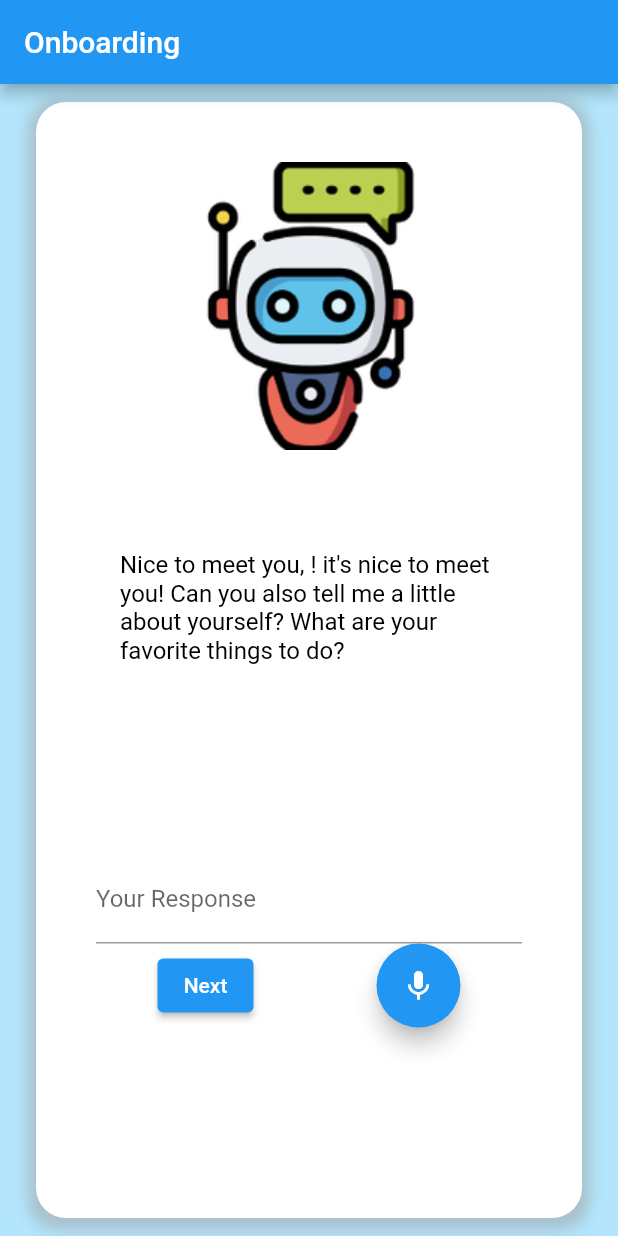
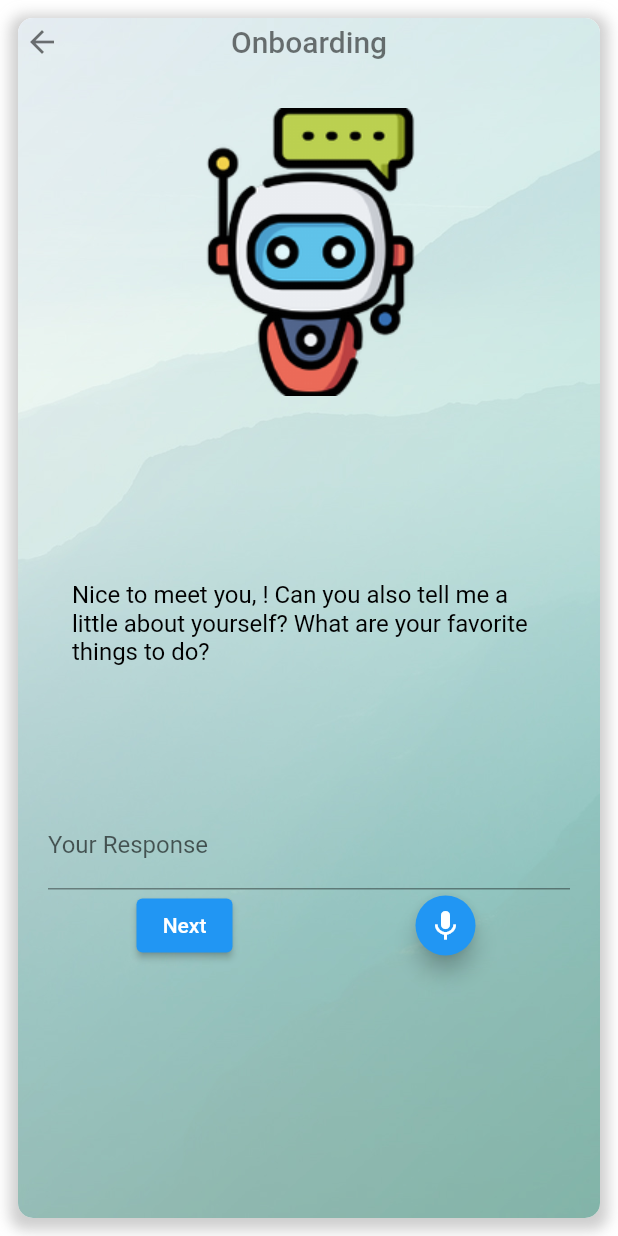
Before and after one commit to umgc/fall2023, a Flutter app: the OnboardingScreen screen opened directly, after a tap on "Next", on a phone screen of 412 x 824 dp. Run offline on Flutter 3.47's test engine with Material 2 defaults, Android fonts, the phone set to English and light mode, and no system bars; our stand-ins replace avatar_glow, camera, flutter_dotenv, flutter_speed_dial, flutter_tts, gallery_saver and 9 more; missing offline and left inert: aws_client, aws_rekognition_api, aws_s3_api, aws_transcribe_api, dart_openai, external_path and 3 more; accounts and stored records are empty.

Commit message:
Standardize UI for onboarding

```diff
--- a/cogniopenapp/lib/src/onboarding.dart
+++ b/cogniopenapp/lib/src/onboarding.dart
@@ -38,9 +38,9 @@ class Onboarding {
   Future<String> getDynamicAIResponse() async {
     switch (state) {
       case OnboardingState.GET_NAME:
-        return "Hello and welcome! My name is Sam. What's your name?";
+        return "Hello and welcome! My name is Cora. What's your name?";
       case OnboardingState.GET_ACTIVITY:
-        return "Nice to meet you, ${userName}! it's nice to meet you! Can you also tell me a little about yourself? What are your favorite things to do?";
+        return "Nice to meet you, ${userName}! Can you also tell me a little about yourself? What are your favorite things to do?";
       case OnboardingState.GET_MEMORY:
         return "That sounds fun! My favorite activities include interacting with people and learning new things. Last question, what's one of your favorite memories?";
       case OnboardingState.SUMMARY:
@@ -152,7 +152,7 @@ class Onboarding {
   }
 
   String generateSummary() {
-    return "On ${DateTime.now().toLocal().toString()}, you had an introductory conversation with Sam, the Virtual Assistant. You shared that you enjoy $userFavoriteActivity and reminisced about your favorite memory, which was $userFavoriteMemory.";
+    return "On ${DateTime.now().toLocal().toString()}, you had an introductory conversation with Cora, the Virtual Assistant. You shared that you enjoy $userFavoriteActivity and reminisced about your favorite memory, which was $userFavoriteMemory.";
   }
 
   String getLastPageMessage() {
--- a/cogniopenapp/lib/ui/onboardingScreen.dart
+++ b/cogniopenapp/lib/ui/onboardingScreen.dart
@@ -19,16 +19,28 @@ class _OnboardingScreenState extends State<OnboardingScreen> {
   @override
   Widget build(BuildContext context) {
     return Scaffold(
-      appBar: AppBar(title: Text("Onboarding")),
-      backgroundColor: Colors.lightBlue[100],
+      backgroundColor: const Color(0x440000),
+      extendBodyBehindAppBar: true,
+      extendBody: true,
+      appBar: AppBar(
+        backgroundColor: const Color(0x440000), // Set appbar background color
+        elevation: 0.0,
+        centerTitle: true,
+        leading: const BackButton(color: Colors.black54),
+        title: const Text('Onboarding', style: TextStyle(color: Colors.black54)),
+      ),
       body: Center(
         child: Padding(
-          padding: const EdgeInsets.symmetric(vertical: 12.0, horizontal: 24.0),
+          padding: const EdgeInsets.symmetric(vertical: 12.0, horizontal: 12.0),
           child: Container(
-            padding: const EdgeInsets.all(20.0),
+            padding: const EdgeInsets.only(top: 40.0),
             decoration: BoxDecoration(
+              image: DecorationImage(
+                image: AssetImage("assets/images/background.jpg"),
+                fit: BoxFit.cover,
+              ),
               color: Colors.white,
-              borderRadius: BorderRadius.circular(20.0),
+              borderRadius: BorderRadius.circular(10.0),
               boxShadow: [
                 BoxShadow(
                   color: Colors.grey.withOpacity(0.5),
@@ -78,7 +90,7 @@ class _OnboardingUIState extends State<OnboardingUI> {
                 ),
                 Text(
                   index == 0
-                      ? "Hello and welcome to CogniOpen! My name is Sam your Virtual Assistance. As a new user, I'll guide you through the onboarding process to get you started. Firstly, may I know your name please?"
+                      ? "Hello and welcome to CogniOpen! My name is Cora your Virtual Assistance. As a new user, I'll guide you through the onboarding process to get you started. Firstly, may I know your name please?"
                       : "",
                   style: TextStyle(fontSize: 18),
                 ),
@@ -126,6 +138,7 @@ class _OnboardingUIState extends State<OnboardingUI> {
 
                     FloatingActionButton(
                       onPressed: widget.functionality.startListening,
+                      mini: true,
                       child: widget.functionality.isListening
                           ? Icon(Icons.mic_off)
                           : Icon(Icons.mic),
```
